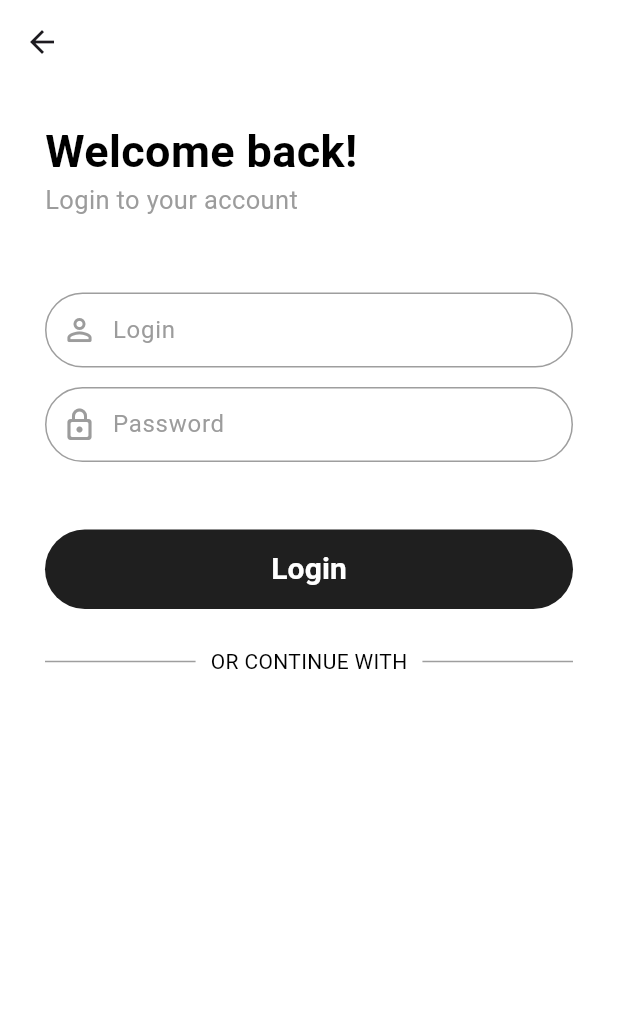
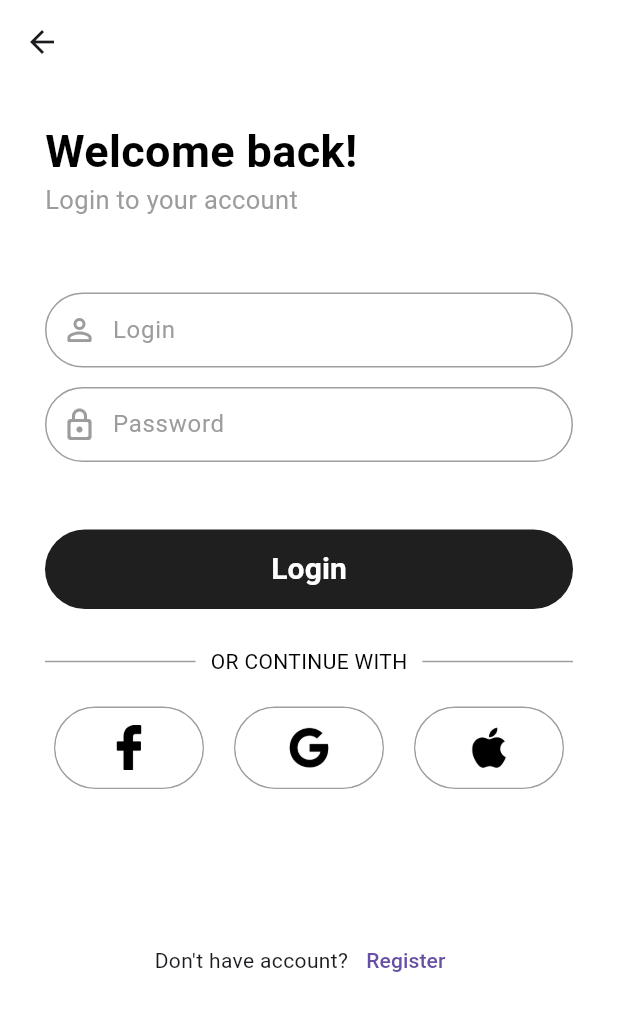
Before and after one commit to mevyst2003/MobileAppProject, a Flutter app: the Loign screen opened directly, on a phone screen of 412 x 824 dp. Shown: the top 1011 px of the screen. Run offline on Flutter 3.47's test engine with Material 3 defaults, Android fonts, the phone set to English and light mode, and no system bars.

Commit message:
finsih login

```diff
--- a/mobileappproject/lib/loign.dart
+++ b/mobileappproject/lib/loign.dart
@@ -150,6 +150,94 @@ class Loign extends StatelessWidget {
                   ),
                 ],
               ),
+              const SizedBox(height: 20),
+              Row(
+                mainAxisAlignment: MainAxisAlignment.center,
+                children: [
+                  Container(
+                    height: 55,
+                    width: 100,
+                    decoration: BoxDecoration(
+                      border: Border.all(color: Colors.grey),
+                      borderRadius: BorderRadius.circular(30),
+                    ),
+                    child: FilledButton(
+                      onPressed: () {},
+                      style: FilledButton.styleFrom(
+                        backgroundColor: Colors.white,
+                        padding: const EdgeInsets.symmetric(
+                            vertical: 10, horizontal: 20),
+                      ),
+                      child: SizedBox(
+                        width: 20,
+                        height: 30,
+                        child: Image.asset(
+                          'assets/images/facebook_logo.png',
+                          fit: BoxFit.cover,
+                        ),
+                      ),
+                    ),
+                  ),
+                  const SizedBox(width: 20),
+                  Container(
+                    height: 55,
+                    width: 100,
+                    decoration: BoxDecoration(
+                      border: Border.all(color: Colors.grey),
+                      borderRadius: BorderRadius.circular(30),
+                    ),
+                    child: FilledButton(
+                      onPressed: () {},
+                      style: FilledButton.styleFrom(
+                        backgroundColor: Colors.white,
+                        padding: const EdgeInsets.symmetric(
+                            vertical: 10, horizontal: 20),
+                      ),
+                      child: SizedBox(
+                        width: 30,
+                        height: 30,
+                        child: Image.asset(
+                          'assets/images/google_logo.png',
+                          fit: BoxFit.cover,
+                        ),
+                      ),
+                    ),
+                  ),
+                  const SizedBox(width: 20),
+                  Container(
+                    height: 55,
+                    width: 100,
+                    decoration: BoxDecoration(
+                      border: Border.all(color: Colors.grey),
+                      borderRadius: BorderRadius.circular(30),
+                    ),
+                    child: FilledButton(
+                      onPressed: () {},
+                      style: FilledButton.styleFrom(
+                        backgroundColor: Colors.white,
+                        padding: const EdgeInsets.symmetric(
+                            vertical: 10, horizontal: 20),
+                      ),
+                      child: SizedBox(
+                        width: 40,
+                        height: 30,
+                        child: Image.asset(
+                          'assets/images/apple_logo.png',
+                          fit: BoxFit.cover,
+                        ),
+                      ),
+                    ),
+                  ),
+                ],
+              ),
+              const SizedBox(height: 90),
+              Row(
+                mainAxisAlignment: MainAxisAlignment.center,
+                children: [
+                  const Text("Don't have account?"),
+                  TextButton(onPressed: () {}, child: const Text("Register"))
+                ],
+              ),
             ],
           ),
         ),
```
Also changed, not shown: mobileappproject/assets/images/apple_logo.png (added), mobileappproject/assets/images/facebook_logo.png (added), mobileappproject/assets/images/google_logo.png (added).
